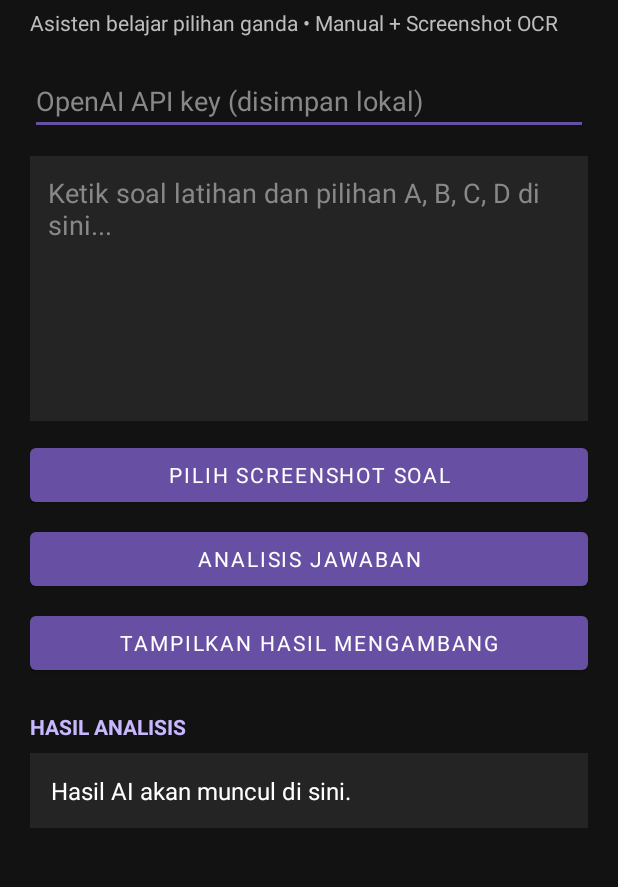
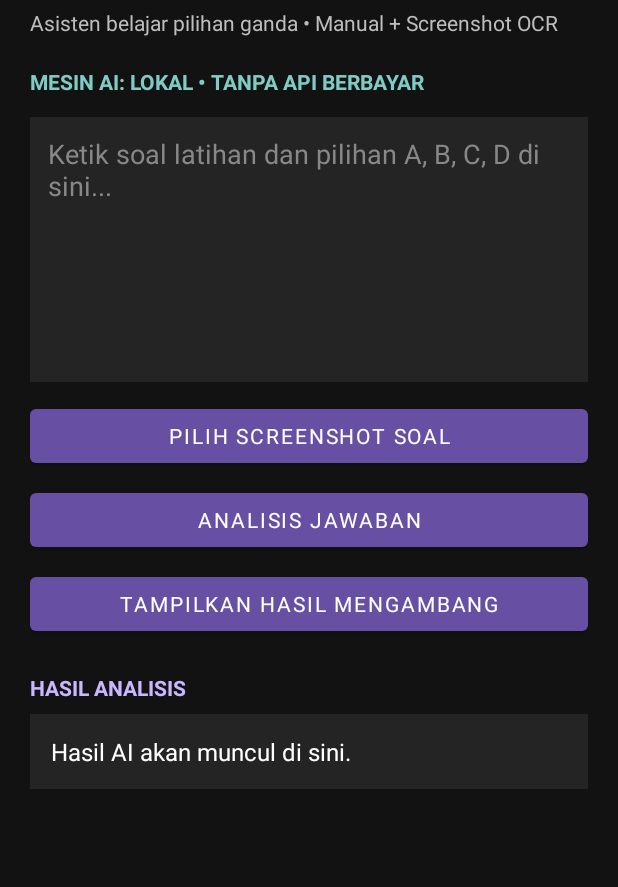
Before and after one commit to stokkneobies-cyber/MCQRootAi, an Android app: the screen it shows after launch (MainActivity), on a phone screen of 412 x 824 dp, the part 82-969 px from its top. Run offline under Robolectric (Android 15) with nearby library versions, the phone set to English and light mode, and no system bars; libraries missing offline, so code that uses them is left out: com.google.mlkit.vision; 2 statements that could not run were skipped.

Commit message:
Update activity_main.xml

```diff
--- a/app/src/main/res/layout/activity_main.xml
+++ b/app/src/main/res/layout/activity_main.xml
@@ -26,13 +26,11 @@
             android:layout_width="match_parent"
             android:layout_height="wrap_content"/>
 
-        <EditText
-            android:id="@+id/apiKey"
-            android:hint="OpenAI API key (disimpan lokal)"
-            android:inputType="textPassword"
-            android:textColor="#FFFFFF"
-            android:textColorHint="#888888"
-            android:backgroundTint="#6750A4"
+        <TextView
+            android:id="@+id/engineStatus"
+            android:text="MESIN AI: LOKAL • TANPA API BERBAYAR"
+            android:textColor="#80CBC4"
+            android:textStyle="bold"
             android:layout_marginTop="20dp"
             android:layout_width="match_parent"
             android:layout_height="wrap_content"/>
```
